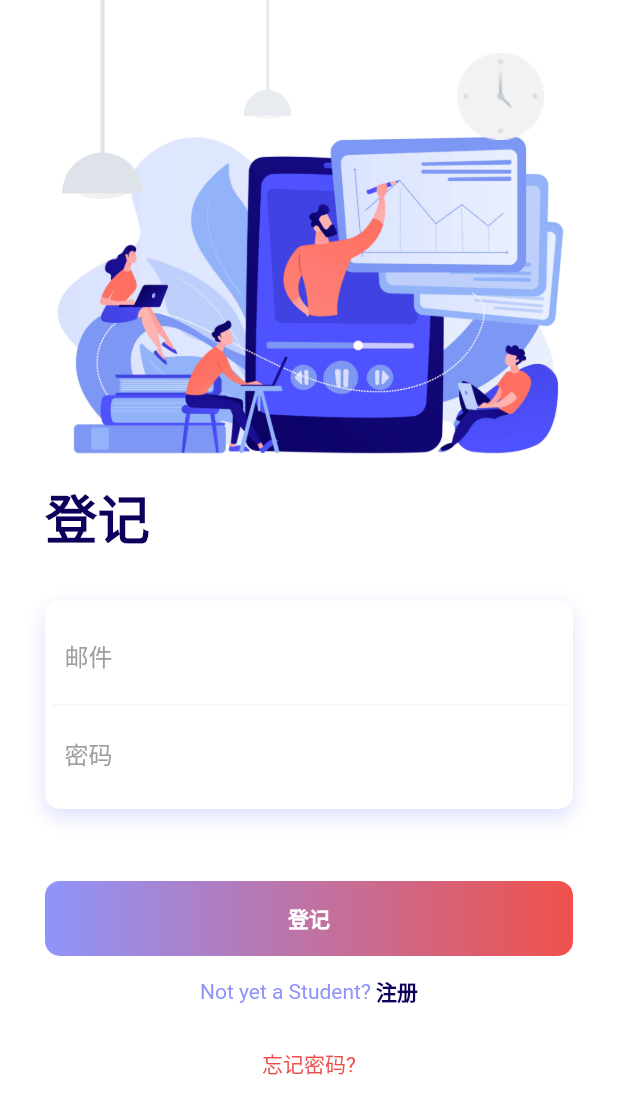
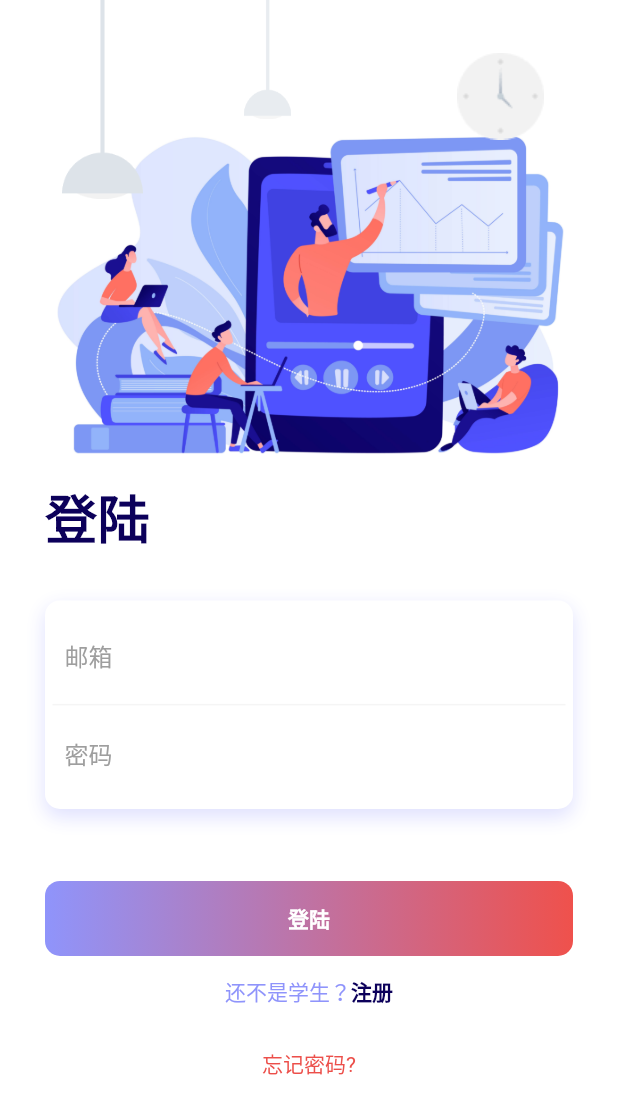
Before and after one commit to PAU-Course-Selection/course-select, a Flutter app: the screen it shows after launch, after a tap on "Skip", on a phone screen of 412 x 824 dp. Shown: the top 1114 px of the screen. Run offline on Flutter 3.47's test engine with Material 2 defaults, Android fonts, the phone set to English and light mode, and no system bars; our stand-ins replace cloud_firestore, firebase_auth, firebase_core, flutter_screenutil, get, lottie and 1 more; accounts and stored records are empty.

Commit message:
Changed some Chinese words

```diff
--- a/lib/internationalization/app_internalization.dart
+++ b/lib/internationalization/app_internalization.dart
@@ -10,15 +10,18 @@ class AppTranslations extends Translations {
       'register': 'Register',
       'forgot_password': 'Forgot password?',
       'name': 'Name',
+      'no_student':'Not yet a Student？',
+      'already_s' : 'Already a Student?'
     },
     'zh_CN': {
-      'email': '邮件',
+      'email': '邮箱',
       'password': '密码',
-      'login': '登记',
+      'login': '登陆',
       'register': '注册',
       'forgot_password': '忘记密码?',
-      'name': '名字',
+      'name': '姓名',
+      'no_student':'还不是学生？',
+      'already_s':'已有账户？'
     }
-
   };
 }
--- a/lib/screens/login_register_page.dart
+++ b/lib/screens/login_register_page.dart
@@ -89,7 +89,7 @@ class _LoginRegisterPageState extends State<LoginRegisterPage> {
           errorMessage = '';
         });
       },
-      child: isLogin? RegisterOrLogin(text1: "Not yet a Student? ", text2: 'register'.tr,): RegisterOrLogin(text1: "Already a Student? ", text2: 'login'.tr,),
+      child: isLogin? RegisterOrLogin(text1: 'no_student'.tr, text2: 'register'.tr,): RegisterOrLogin(text1: 'already_s'.tr, text2: 'login'.tr,),
     );
   }
 
```
